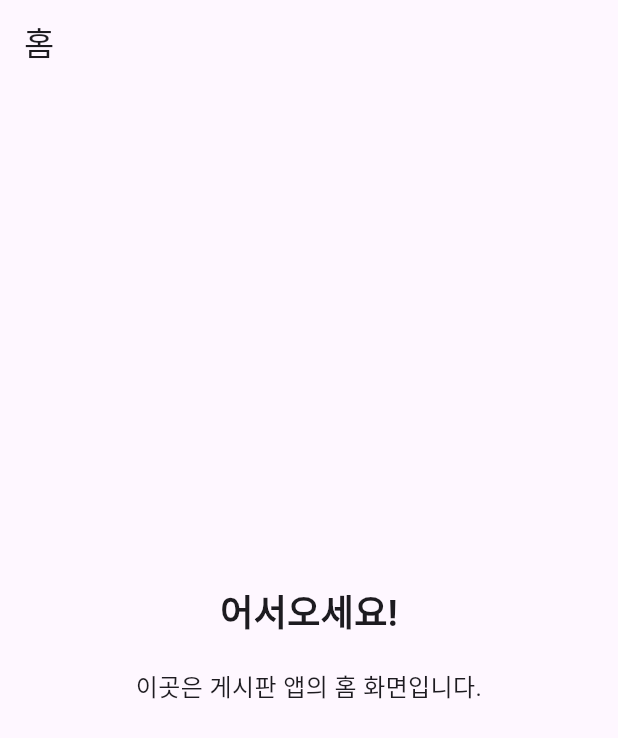
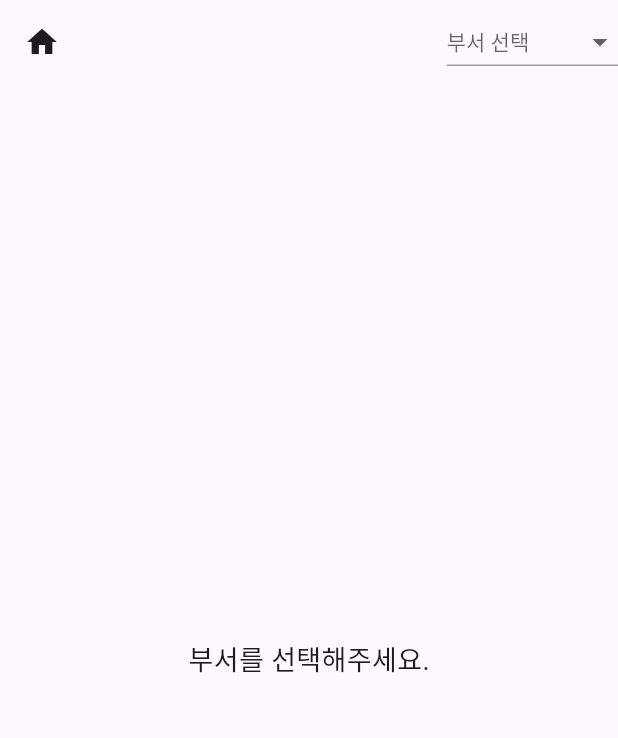
Before and after one commit to lsmlub99/ndbworkreq, a Flutter app: the HomePage screen opened directly, on a phone screen of 412 x 824 dp. Shown: the top 738 px of the screen. Run offline on Flutter 3.47's test engine with Material 3 defaults, Android fonts, the phone set to English and light mode, and no system bars; our stand-ins replace carousel_slider, cloud_firestore, firebase_auth, firebase_core, firebase_storage, image_picker; accounts and stored records are empty.

Commit message:
홈에서 부서 뜨는거 성공

```diff
--- a/lib/board/home_page.dart
+++ b/lib/board/home_page.dart
@@ -1,35 +1,80 @@
 import 'package:flutter/material.dart';
+import 'departmentpostpage.dart';
 
-class HomePage extends StatelessWidget {
+class HomePage extends StatefulWidget {
   const HomePage({Key? key}) : super(key: key);
+
+  @override
+  State<HomePage> createState() => _HomePageState();
+}
+
+class _HomePageState extends State<HomePage> {
+  String? _selectedDepartment;
+
+  // 부서 목록
+  final List<String> _departmentList = [
+    '원무과',
+    '시설팀',
+    '전산팀',
+    '영양팀',
+    '구매총무팀',
+    '심사팀',
+    '재무회계인사팀',
+    '의무기록팀',
+    '기획홍보팀'
+  ];
 
   @override
   Widget build(BuildContext context) {
     return Scaffold(
       appBar: AppBar(
-        title: const Text('홈'), // 홈 화면을 나타내는 제목입니다.
+        leading: IconButton(
+          icon: const Icon(Icons.home),
+          onPressed: () {
+            // 홈으로 이동하는 기능 추가
+            Navigator.of(context).popUntil((route) => route.isFirst);
+          },
+        ),
+        actions: [
+          // 드롭다운 버튼을 추가합니다.
+          DropdownButton<String>(
+            value: _selectedDepartment,
+            hint: const Text('부서 선택'),
+            icon: const Icon(Icons.arrow_drop_down),
+            onChanged: (String? newValue) {
+              setState(() {
+                _selectedDepartment = newValue;
+              });
+            },
+            items:
+                _departmentList.map<DropdownMenuItem<String>>((String value) {
+              return DropdownMenuItem<String>(
+                value: value,
+                child: Text(value),
+              );
+            }).toList(),
+            // 테두리 스타일 설정
+            style: const TextStyle(color: Colors.black), // 드롭다운 버튼의 텍스트 색상
+            elevation: 2, // 드롭다운 메뉴의 음영 높이
+            underline: Container(
+              // 드롭다운 버튼 테두리
+              height: 1,
+              color: Colors.grey, // 테두리 선 색상
+            ),
+            dropdownColor: Colors.white, // 드롭다운 메뉴의 배경색
+          ),
+        ],
       ),
-      body: const Center(
-        child: Column(
-          mainAxisAlignment: MainAxisAlignment.center,
-          children: [
-            Text(
-              '어서오세요!',
-              style: TextStyle(
-                fontSize: 24,
-                fontWeight: FontWeight.bold,
+      body: _selectedDepartment == null
+          ? const Center(
+              child: Text(
+                '부서를 선택해주세요.',
+                style: TextStyle(fontSize: 18),
               ),
-            ),
-            SizedBox(height: 20),
-            Text(
-              '이곳은 게시판 앱의 홈 화면입니다.',
-              textAlign: TextAlign.center,
-              style: TextStyle(fontSize: 16),
-            ),
-            SizedBox(height: 20),
-          ],
-        ),
-      ),
+            )
+          : DepartmentPostsPage(
+              department: _selectedDepartment! // 선택된 부서의 게시판을 보여줍니다.
+              ),
     );
   }
 }
```
Also changed, not shown: lib/board/nboard.dart (+10 -50 lines).
